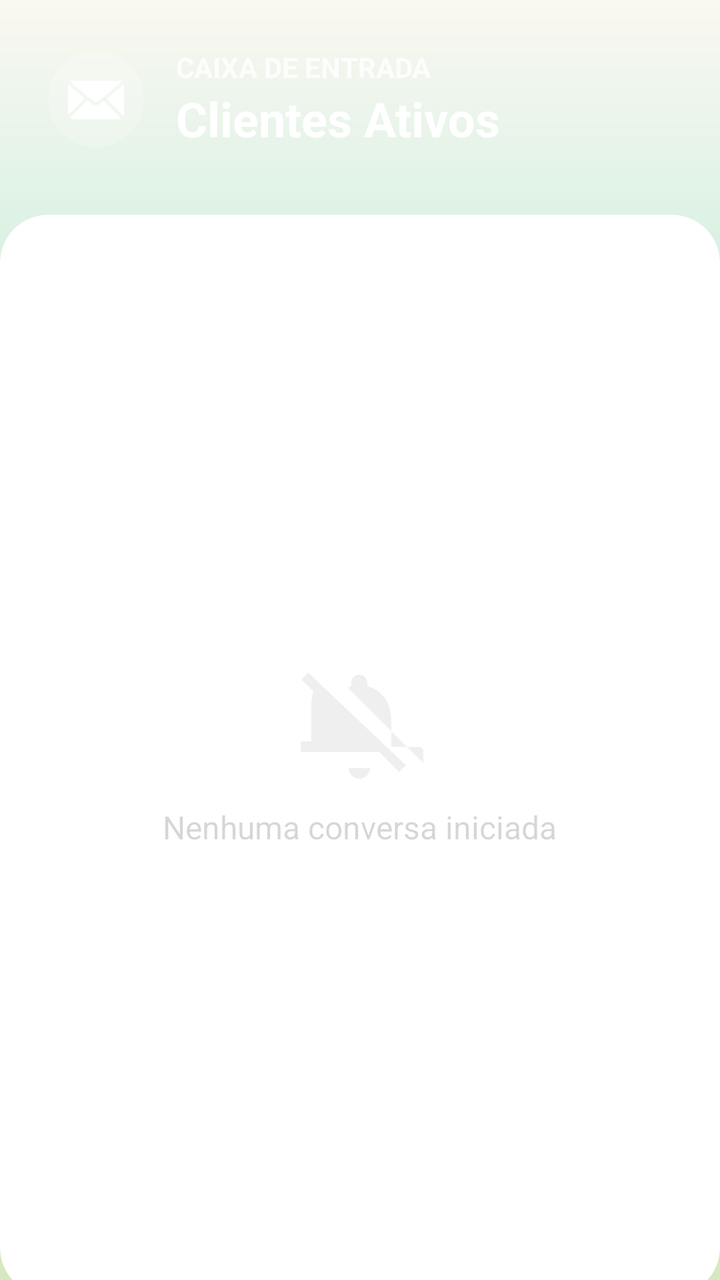
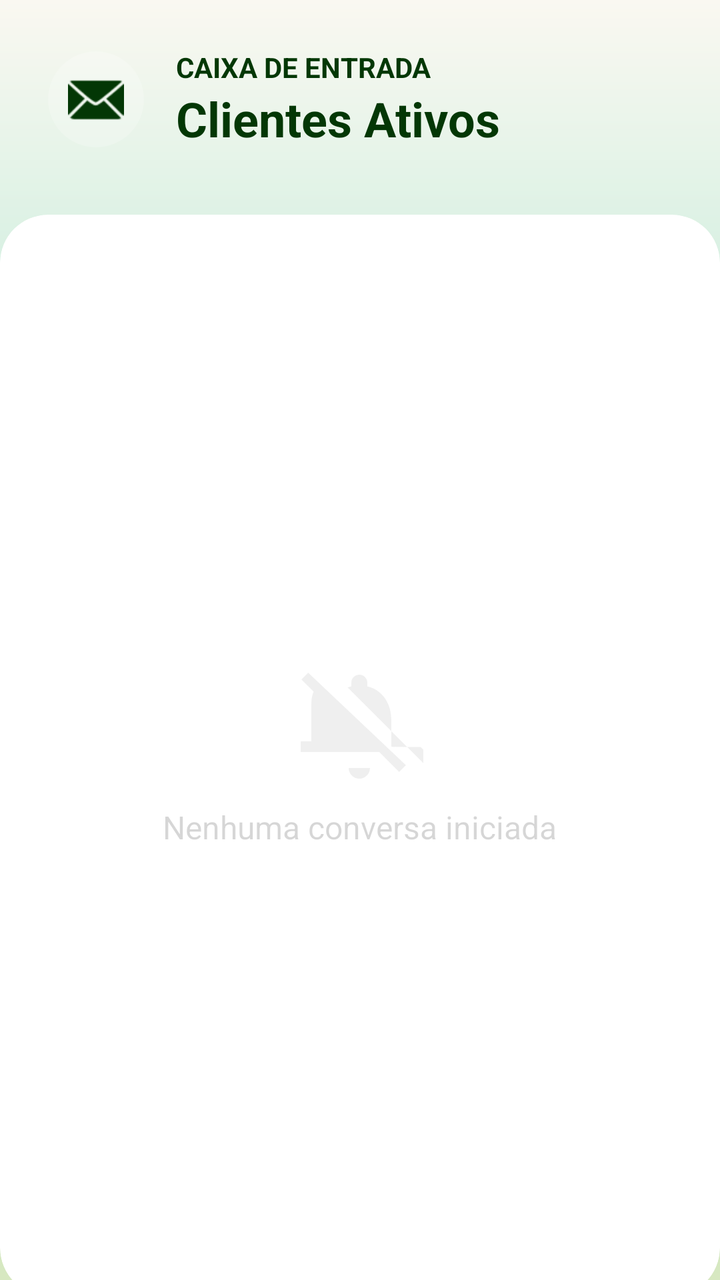

Screens rendered from an Android XML layout before and after an edit, with the pre-edit source and the edit as a unified diff.
<!-- AndroidManifest.xml: application theme Theme.EcoTrack -->
<!-- res/layout/activity_lista_chats_tecnico.xml -->
<?xml version="1.0" encoding="utf-8"?>
<LinearLayout xmlns:android="http://schemas.android.com/apk/res/android"
    xmlns:app="http://schemas.android.com/apk/res-auto"
    android:layout_width="match_parent"
    android:layout_height="match_parent"
    android:orientation="vertical"
    android:background="@drawable/gradient_verde">

    <LinearLayout
        android:layout_width="match_parent"
        android:layout_height="wrap_content"
        android:orientation="horizontal"
        android:padding="24dp"
        android:gravity="center_vertical">

        <ImageView
            android:layout_width="48dp"
            android:layout_height="48dp"
            android:src="@android:drawable/ic_dialog_email"
            app:tint="#FFFFFF"
            android:background="@drawable/bg_circle_white_alpha"
            android:padding="10dp"
            android:layout_marginEnd="16dp"/>

        <LinearLayout
            android:layout_width="wrap_content"
            android:layout_height="wrap_content"
            android:orientation="vertical">

            <TextView
                android:layout_width="wrap_content"
                android:layout_height="wrap_content"
                android:text="Caixa de Entrada"
                android:textColor="#CCFFFFFF"
                android:textSize="14sp"
                android:textAllCaps="true"
                android:textStyle="bold"/>

            <TextView
                android:layout_width="wrap_content"
                android:layout_height="wrap_content"
                android:text="Clientes Ativos"
                android:textColor="#FFFFFF"
                android:textSize="24sp"
                android:textStyle="bold"/>
        </LinearLayout>

    </LinearLayout>

    <com.google.android.material.card.MaterialCardView
        android:layout_width="match_parent"
        android:layout_height="0dp"
        android:layout_weight="1"
        android:layout_marginTop="8dp"
        app:cardBackgroundColor="#FFFFFF"
        app:cardCornerRadius="24dp"
        app:cardElevation="0dp"
        android:layout_marginBottom="-16dp">
        <RelativeLayout
            android:layout_width="match_parent"
            android:layout_height="match_parent"
            android:paddingTop="16dp"
            android:paddingStart="8dp"
            android:paddingEnd="8dp">

            <LinearLayout
                android:id="@+id/layoutVazio"
                android:layout_width="wrap_content"
                android:layout_height="wrap_content"
                android:orientation="vertical"
                android:layout_centerInParent="true"
                android:gravity="center"
                android:alpha="0.3"> <ImageView
                android:layout_width="64dp"
                android:layout_height="64dp"
                android:src="@drawable/ic_menu_dich_mute"
                app:tint="#CCCCCC"
                android:layout_marginBottom="8dp"/>
                <TextView
                    android:layout_width="wrap_content"
                    android:layout_height="wrap_content"
                    android:text="Nenhuma conversa iniciada"
                    android:textSize="16sp"/>
            </LinearLayout>

            <ListView
                android:id="@+id/listClientesChat"
                android:layout_width="match_parent"
                android:layout_height="match_parent"
                android:divider="@null"
                android:dividerHeight="16dp"
                android:padding="8dp"
                android:clipToPadding="false"
                android:scrollbarStyle="outsideOverlay"
                android:drawSelectorOnTop="true"/>

        </RelativeLayout>

    </com.google.android.material.card.MaterialCardView>

</LinearLayout>
<!-- resources referenced by this layout -->
<resources>
  <!-- drawable bg_circle_white_alpha (drawable) -->
  <?xml version="1.0" encoding="utf-8"?>
  <shape xmlns:android="http://schemas.android.com/apk/res/android" shape="oval">
      <solid android:color="#33FFFFFF"/>
  </shape>
  <!-- drawable gradient_verde (drawable) -->
  <shape xmlns:android="http://schemas.android.com/apk/res/android">
      <gradient
          android:startColor="@color/pastel_lightgreen"
          android:centerColor="@color/mint_start"
          android:endColor="@color/pastel_whitewarm"
          android:angle="90" />
  
      <corners android:radius="0dp" />
  </shape>
  <!-- drawable ic_menu_dich_mute (drawable) -->
  <vector xmlns:android="http://schemas.android.com/apk/res/android"
      android:width="24dp"
      android:height="24dp"
      android:viewportWidth="24"
      android:viewportHeight="24"
      android:tint="#CCCCCC"> <path
      android:fillColor="#FF000000"
      android:pathData="M12,22c1.1,0 2,-0.9 2,-2h-4c0,1.1 0.9,2 2,2zM18,16v-5c0,-3.07 -1.63,-5.64 -4.5,-6.32V4c0,-0.83 -0.67,-1.5 -1.5,-1.5s-1.5,0.67 -1.5,1.5v0.68c-0.24,0.06 -0.47,0.15 -0.69,0.23l16.31,16.31 1.27,-1.27 -3.89,-3.89zM16,16L7.11,7.11c-0.03,0.29 -0.11,0.58 -0.11,0.89v5l-2,2v1h11v-0.11zM2.41,2.13L1.14,3.4l2.29,2.29C3.15,6.27 3,7.09 3,8v7H1v2h14.73l3.74,3.74 1.27,-1.27L2.41,2.13z"/>
  </vector>
  <color name="pastel_lightgreen">#D7E8C1</color>
  <color name="mint_start">#A8E6CF</color>
  <color name="pastel_whitewarm">#FAF8F1</color>
  <color name="colorPrimary">#2E7D5B</color>
  <color name="colorOnPrimary">#FFFFFF</color>
  <color name="colorSecondary">#52644F</color>
  <color name="colorOnSecondary">#FFFFFF</color>
  <color name="background_beige">#FFFDF8</color>
  <color name="colorSurface">#FAF7F2</color>
  <color name="colorOnSurface">#3B3A37</color>
  <color name="colorPrimaryContainer">#BFE3CF</color>
  <color name="colorOnPrimaryContainer">#1A3B2C</color>
  <color name="colorSecondaryContainer">#D5E8D7</color>
  <color name="colorOnSecondaryContainer">#1F352F</color>
  <color name="colorError">#B3261E</color>
  <color name="colorOnError">#FFFFFF</color>
  <color name="colorErrorContainer">#F9DEDC</color>
  <color name="colorOnErrorContainer">#410E0B</color>
  <color name="colorOutline">#D8D2C8</color>
  <color name="text_primary">#2E2E2E</color>
  <color name="text_secondary">#7A7A7A</color>
  <!-- unchanged entries left out for length: 1 -->
</resources>

<!-- the commit's change to res/layout/activity_lista_chats_tecnico.xml (unified diff, before → after) -->
@@ -17,7 +17,7 @@
             android:layout_width="48dp"
             android:layout_height="48dp"
             android:src="@android:drawable/ic_dialog_email"
-            app:tint="#FFFFFF"
+            app:tint="@color/green"
             android:background="@drawable/bg_circle_white_alpha"
             android:padding="10dp"
             android:layout_marginEnd="16dp"/>
@@ -31,7 +31,7 @@
                 android:layout_width="wrap_content"
                 android:layout_height="wrap_content"
                 android:text="Caixa de Entrada"
-                android:textColor="#CCFFFFFF"
+                android:textColor="@color/green"
                 android:textSize="14sp"
                 android:textAllCaps="true"
                 android:textStyle="bold"/>
@@ -40,7 +40,7 @@
                 android:layout_width="wrap_content"
                 android:layout_height="wrap_content"
                 android:text="Clientes Ativos"
-                android:textColor="#FFFFFF"
+                android:textColor="@color/green"
                 android:textSize="24sp"
                 android:textStyle="bold"/>
         </LinearLayout>
<!-- resource entries referenced after the edit -->
@@ -1,5 +1,6 @@
 <!-- resources referenced by this layout -->
 <resources>
+  <color name="green">#033705</color>
   <!-- drawable bg_circle_white_alpha (drawable) -->
   <?xml version="1.0" encoding="utf-8"?>
   <shape xmlns:android="http://schemas.android.com/apk/res/android" shape="oval">
